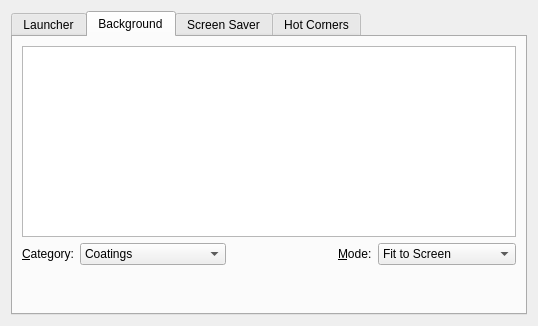
This is src/plugins/personal/desktop/desktoppreflet.ui in lirios/settings as Qt 5 draws it before an edit. The edited form follows.
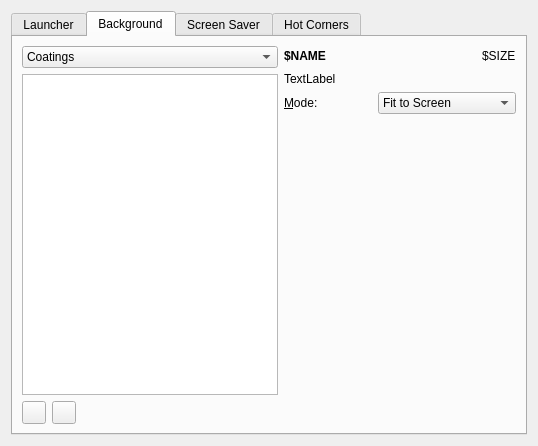
This is the edited form. The open tabs and pages were chosen to show the change. Icons and pictures are not drawn.

Commit message:
Changed the background changed layout.
Layout changed another time, this time it should be final.

```diff
--- a/src/plugins/personal/desktop/desktoppreflet.ui
+++ b/src/plugins/personal/desktop/desktoppreflet.ui
@@ -7,7 +7,7 @@
     <x>0</x>
     <y>0</y>
     <width>538</width>
-    <height>326</height>
+    <height>446</height>
    </rect>
   </property>
   <property name="windowTitle">
@@ -80,7 +80,28 @@
       <attribute name="title">
        <string>Background</string>
       </attribute>
-      <layout class="QVBoxLayout" name="verticalLayout_2">
+      <layout class="QHBoxLayout" name="horizontalLayout_8">
+       <item>
+        <layout class="QVBoxLayout" name="verticalLayout_5">
+         <item>
+          <widget class="QComboBox" name="bgCategory">
+           <item>
+            <property name="text">
+             <string>Coatings</string>
+            </property>
+           </item>
+           <item>
+            <property name="text">
+             <string>Colors and Gradients</string>
+            </property>
+           </item>
+           <item>
+            <property name="text">
+             <string>User's Selection</string>
+            </property>
+           </item>
+          </widget>
+         </item>
        <item>
         <widget class="QListView" name="bgList">
          <property name="editTriggers">
@@ -92,12 +113,6 @@
          <property name="dragDropMode">
           <enum>QAbstractItemView::DragDrop</enum>
          </property>
-         <property name="iconSize">
-          <size>
-           <width>128</width>
-           <height>80</height>
-          </size>
-         </property>
          <property name="resizeMode">
           <enum>QListView::Adjust</enum>
          </property>
@@ -113,34 +128,23 @@
         </widget>
        </item>
        <item>
-        <layout class="QHBoxLayout" name="horizontalLayout">
+          <layout class="QHBoxLayout" name="horizontalLayout_7">
          <item>
-          <widget class="QLabel" name="label_2">
-           <property name="text">
-            <string>&amp;Category:</string>
-           </property>
-           <property name="buddy">
-            <cstring>bgCategory</cstring>
+            <widget class="QToolButton" name="addBgButton">
+             <property name="icon">
+              <iconset theme="list-add-symbolic">
+               <normaloff/>
+              </iconset>
            </property>
           </widget>
          </item>
          <item>
-          <widget class="QComboBox" name="bgCategory">
-           <item>
-            <property name="text">
-             <string>Coatings</string>
-            </property>
-           </item>
-           <item>
-            <property name="text">
-             <string>Colors and Gradients</string>
-            </property>
-           </item>
-           <item>
-            <property name="text">
-             <string>User's Selection</string>
-            </property>
-           </item>
+            <widget class="QToolButton" name="removeBgButton">
+             <property name="icon">
+              <iconset theme="list-remove-symbolic">
+               <normaloff/>
+              </iconset>
+             </property>
           </widget>
          </item>
          <item>
@@ -156,6 +160,52 @@
            </property>
           </spacer>
          </item>
+          </layout>
+         </item>
+        </layout>
+       </item>
+       <item>
+        <layout class="QVBoxLayout" name="verticalLayout_2">
+         <item>
+          <layout class="QHBoxLayout" name="horizontalLayout">
+           <item>
+            <widget class="QLabel" name="bgName">
+             <property name="text">
+              <string>&lt;b&gt;$NAME&lt;/b&gt;</string>
+             </property>
+            </widget>
+           </item>
+           <item>
+            <spacer name="horizontalSpacer_5">
+             <property name="orientation">
+              <enum>Qt::Horizontal</enum>
+             </property>
+             <property name="sizeHint" stdset="0">
+              <size>
+               <width>40</width>
+               <height>20</height>
+              </size>
+             </property>
+            </spacer>
+           </item>
+           <item>
+            <widget class="QLabel" name="bgSize">
+             <property name="text">
+              <string>$SIZE</string>
+             </property>
+            </widget>
+           </item>
+          </layout>
+         </item>
+         <item>
+          <widget class="QLabel" name="bgPreviw">
+           <property name="text">
+            <string>TextLabel</string>
+           </property>
+          </widget>
+         </item>
+         <item>
+          <layout class="QHBoxLayout" name="horizontalLayout_6">
          <item>
           <widget class="QLabel" name="label_3">
            <property name="text">
@@ -209,6 +259,8 @@
           </size>
          </property>
         </spacer>
+         </item>
+        </layout>
        </item>
       </layout>
      </widget>
```
Lines whose indentation alone changed are shown as unchanged. The commit also changes 9 other files.
